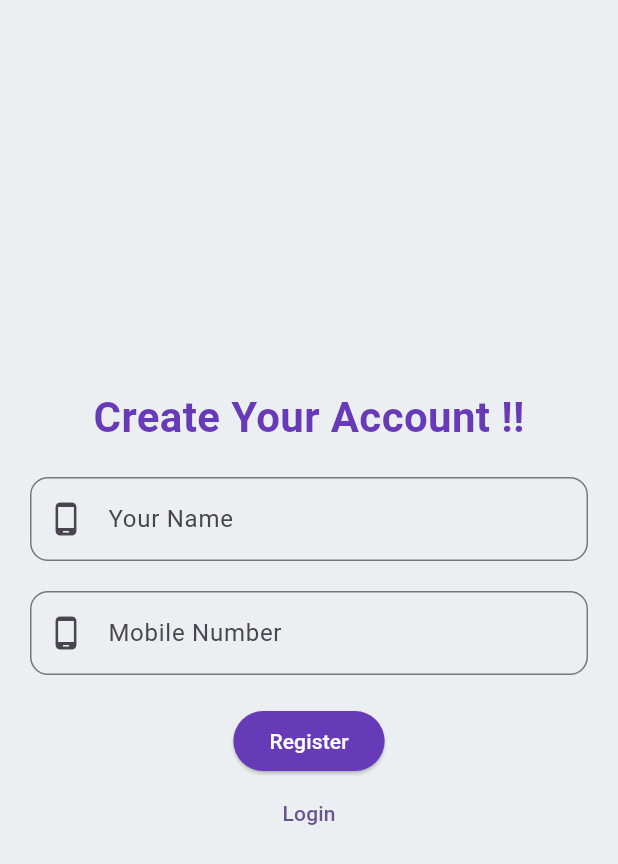
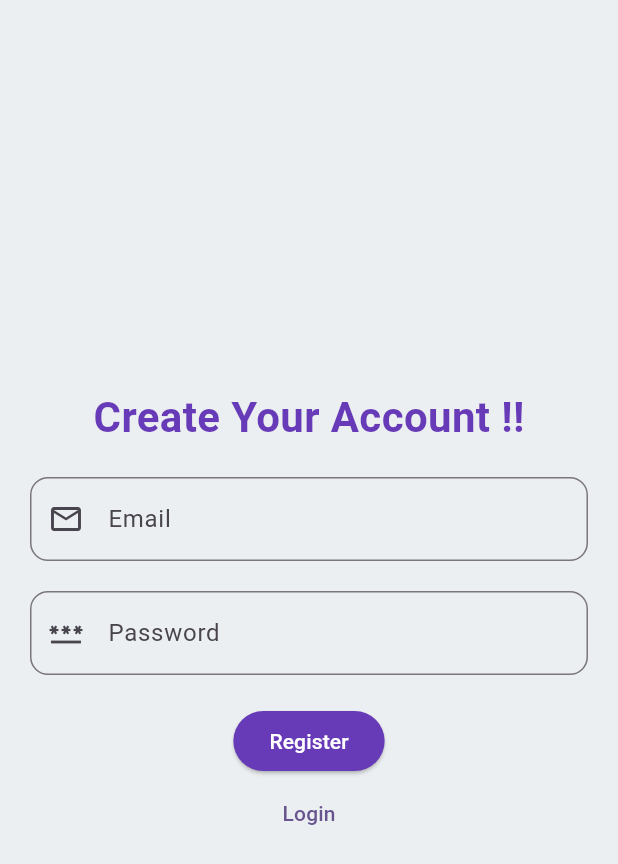
Before and after one commit to JoyChowdhury12/footware_client, a Flutter app: the RegisterPage screen opened directly, on a phone screen of 412 x 824 dp. Shown: the top 864 px of the screen. Run offline on Flutter 3.47's test engine with Material 3 defaults, Android fonts, the phone set to English and light mode, and no system bars; our stand-ins replace cloud_firestore, dropdown_button2, firebase_auth, firebase_core, gap, get; accounts and stored records are empty; network calls fail.

Commit message:
Login and registration functionalities completed

```diff
--- /dev/null
+++ b/lib/auth/fireBase_auth_service.dart
@@ -0,0 +1,29 @@
+import 'package:firebase_auth/firebase_auth.dart';
+
+class FireBaseAuthService {
+  FirebaseAuth _auth = FirebaseAuth.instance;
+
+  Future<User?> signUpWithEmailAndPassword(
+      String email, String password) async {
+    try {
+      UserCredential credential = await _auth.createUserWithEmailAndPassword(
+          email: email, password: password);
+      return credential.user;
+    } catch (e) {
+      print("Some error occured!");
+      return null;
+    }
+  }
+
+  Future<User?> signInWithEmailAndPassword(
+      String email, String password) async {
+    try {
+      UserCredential credential = await _auth.signInWithEmailAndPassword(
+          email: email, password: password);
+      return credential.user;
+    } catch (e) {
+      print("Some error occured!");
+      return null;
+    }
+  }
+}
--- /dev/null
+++ b/lib/binders/my_binding.dart
@@ -0,0 +1,9 @@
+import 'package:footware_client/controller/login_controller.dart';
+import 'package:get/get.dart';
+
+class MyBinding implements Bindings {
+  @override
+  void dependencies() {
+    Get.put(LoginController());
+  }
+}
--- /dev/null
+++ b/lib/controller/login_controller.dart
@@ -0,0 +1,94 @@
+import 'package:cloud_firestore/cloud_firestore.dart';
+import 'package:firebase_auth/firebase_auth.dart';
+import 'package:flutter/material.dart';
+import 'package:footware_client/auth/fireBase_auth_service.dart';
+import 'package:footware_client/model/user.dart';
+import 'package:footware_client/pages/home_page.dart';
+import 'package:footware_client/pages/login_page.dart';
+import 'package:get/get.dart';
+
+class LoginController extends GetxController {
+  // FirebaseFirestore firebaseFirestore = FirebaseFirestore.instance;
+
+  final FireBaseAuthService _auth = FireBaseAuthService();
+  bool isSigning = false;
+  // late CollectionReference userCollection;
+
+  TextEditingController registerEmailController = TextEditingController();
+  TextEditingController registerPasswordController = TextEditingController();
+  TextEditingController loginEmailController = TextEditingController();
+  TextEditingController loginPasswordController = TextEditingController();
+
+  @override
+  void dispose() {
+    registerEmailController.dispose();
+    registerPasswordController.dispose();
+    loginEmailController.dispose();
+    loginPasswordController.dispose();
+    super.dispose();
+  }
+
+  // @override
+  // void onInit() {
+  //   userCollection = firebaseFirestore.collection('users');
+  //   super.onInit();
+  // }
+
+  // addProduct() {
+  //   try {
+  //     if (registerEmailController.text.isEmpty ||
+  //         registerPasswordController.text.isEmpty) {
+  //       return Get.snackbar("Error", "Please fill the field",
+  //           colorText: Colors.red);
+  //     }
+  //     DocumentReference doc = userCollection.doc();
+  //     User user = User(
+  //       email: registerEmailController.text,
+  //       password: int.parse(registerPasswordController.text),
+  //     );
+  //     final userJson = user.toJson();
+  //     doc.set(userJson);
+  //     Get.snackbar("Success!", "Registration successful",
+  //         colorText: Colors.green);
+  //   } catch (e) {
+  //     Get.snackbar("Error", e.toString(), colorText: Colors.red);
+  //   }
+  // }
+  void signUp() async {
+    isSigning = true;
+    update();
+    String email = registerEmailController.text;
+    String password = registerPasswordController.text;
+
+    User? user = await _auth.signUpWithEmailAndPassword(email, password);
+
+    isSigning = false;
+    update();
+
+    if (user != null) {
+      Get.snackbar("Registration successful!", "User is successfully created");
+      Get.to(LoginPage());
+    } else {
+      Get.snackbar("Something went wrong", "Please try again");
+    }
+  }
+
+  void signIn() async {
+    isSigning = true;
+    update();
+    String email = loginEmailController.text;
+    String password = loginPasswordController.text;
+
+    User? user = await _auth.signInWithEmailAndPassword(email, password);
+
+    isSigning = false;
+    update();
+
+    if (user != null) {
+      print("User is successfully created");
+      Get.to(HomePage());
+    } else {
+      print("Some error happend!");
+    }
+  }
+}
--- a/lib/pages/login_page.dart
+++ b/lib/pages/login_page.dart
@@ -1,12 +1,17 @@
 import 'package:flutter/material.dart';
+import 'package:footware_client/controller/login_controller.dart';
+import 'package:footware_client/pages/home_page.dart';
 import 'package:footware_client/pages/register_page.dart';
 import 'package:gap/gap.dart';
+import 'package:get/get.dart';
 
 class LoginPage extends StatelessWidget {
   const LoginPage({super.key});
 
   @override
   Widget build(BuildContext context) {
+    return GetBuilder<LoginController>(
+      builder: (ctrl) {
         return Scaffold(
             body: Container(
           width: double.maxFinite,
@@ -24,29 +29,50 @@ class LoginPage extends StatelessWidget {
               ),
               Gap(20),
               TextField(
+                controller: ctrl.loginEmailController,
+                keyboardType: TextInputType.phone,
+                decoration: InputDecoration(
+                    border: OutlineInputBorder(
+                      borderRadius: BorderRadius.circular(12),
+                    ),
+                    prefixIcon: Icon(Icons.email_outlined),
+                    labelText: "Email",
+                    hintText: "Enter your email address"),
+              ),
+              Gap(20),
+              TextField(
+                controller: ctrl.loginPasswordController,
                 keyboardType: TextInputType.phone,
                 decoration: InputDecoration(
                     border: OutlineInputBorder(
                       borderRadius: BorderRadius.circular(12),
                     ),
                     prefixIcon: Icon(Icons.phone_android),
-                labelText: "Mobile Number",
-                hintText: "Enter your mobile number"),
+                    labelText: "Password",
+                    hintText: "Enter your password"),
               ),
               Gap(20),
-          ElevatedButton(
+              ctrl.isSigning
+                  ? CircularProgressIndicator(
+                      color: Colors.deepPurple,
+                    )
+                  : ElevatedButton(
                       style: ElevatedButton.styleFrom(
                           foregroundColor: Colors.white,
                           backgroundColor: Colors.deepPurple),
-              onPressed: () {},
+                      onPressed: () {
+                        ctrl.signIn();
+                      },
                       child: Text("Login")),
               TextButton(
                   onPressed: () {
-                RegisterPage();
+                    Get.to(RegisterPage());
                   },
                   child: Text("Register new account"))
             ],
           ),
         ));
+      },
+    );
   }
 }
--- a/lib/pages/register_page.dart
+++ b/lib/pages/register_page.dart
@@ -1,11 +1,15 @@
 import 'package:flutter/material.dart';
+import 'package:footware_client/controller/login_controller.dart';
+import 'package:footware_client/pages/login_page.dart';
 import 'package:gap/gap.dart';
+import 'package:get/get.dart';
 
 class RegisterPage extends StatelessWidget {
-  const RegisterPage({super.key});
+  RegisterPage({super.key});
 
   @override
   Widget build(BuildContext context) {
+    return GetBuilder<LoginController>(builder: (ctrl) {
       return Scaffold(
         body: Container(
           width: double.infinity,
@@ -25,37 +29,50 @@ class RegisterPage extends StatelessWidget {
               ),
               Gap(20),
               TextField(
+                controller: ctrl.registerEmailController,
+                keyboardType: TextInputType.emailAddress,
+                decoration: InputDecoration(
+                    border: OutlineInputBorder(
+                      borderRadius: BorderRadius.circular(12),
+                    ),
+                    prefixIcon: Icon(Icons.email_outlined),
+                    labelText: "Email",
+                    hintText: "Enter your email"),
+              ),
+              Gap(20),
+              TextField(
+                controller: ctrl.registerPasswordController,
                 keyboardType: TextInputType.phone,
                 decoration: InputDecoration(
                     border: OutlineInputBorder(
                       borderRadius: BorderRadius.circular(12),
                     ),
-                  prefixIcon: Icon(Icons.phone_android),
-                  labelText: "Your Name",
-                  hintText: "Enter your name"),
+                    prefixIcon: Icon(Icons.password),
+                    labelText: "Password",
+                    hintText: "Enter your password"),
               ),
               Gap(20),
-            TextField(
-              keyboardType: TextInputType.phone,
-              decoration: InputDecoration(
-                  border: OutlineInputBorder(
-                    borderRadius: BorderRadius.circular(12),
-                  ),
-                  prefixIcon: Icon(Icons.phone_android),
-                  labelText: "Mobile Number",
-                  hintText: "Enter your mobile number"),
-            ),
-            Gap(20),
-            ElevatedButton(
+              ctrl.isSigning
+                  ? CircularProgressIndicator(
+                      color: Colors.deepPurple,
+                    )
+                  : ElevatedButton(
                       style: ElevatedButton.styleFrom(
                           foregroundColor: Colors.white,
                           backgroundColor: Colors.deepPurple),
-                onPressed: () {},
+                      onPressed: () {
+                        ctrl.signUp();
+                      },
                       child: Text("Register")),
-            TextButton(onPressed: () {}, child: Text("Login"))
+              TextButton(
+                  onPressed: () {
+                    Get.to(LoginPage());
+                  },
+                  child: Text("Login"))
             ],
           ),
         ),
       );
+    });
   }
 }
--- a/pubspec.yaml
+++ b/pubspec.yaml
@@ -38,6 +38,8 @@ dependencies:
   gap: ^3.0.1
   dropdown_button2: ^2.3.9
   get: ^4.6.6
+  cloud_firestore: ^5.5.1
+  firebase_auth: ^5.3.4
 
 dev_dependencies:
   flutter_test:
@@ -49,6 +51,8 @@ dev_dependencies:
   # package. See that file for information about deactivating specific lint
   # rules and activating additional ones.
   flutter_lints: ^5.0.0
+  build_runner: ^2.4.13
+  json_serializable: ^6.9.0
 
 # For information on the generic Dart part of this file, see the
 # following page: https://dart.dev/tools/pub/pubspec
```
Also changed, not shown: lib/main.dart (+4 -3 lines), lib/model/user.dart (added, +23 -0 lines), lib/pages/home_page.dart (+16 -2 lines), lib/model/user.g.dart (added), pubspec.lock, 4 other files. Lines whose indentation alone changed are shown as unchanged.
